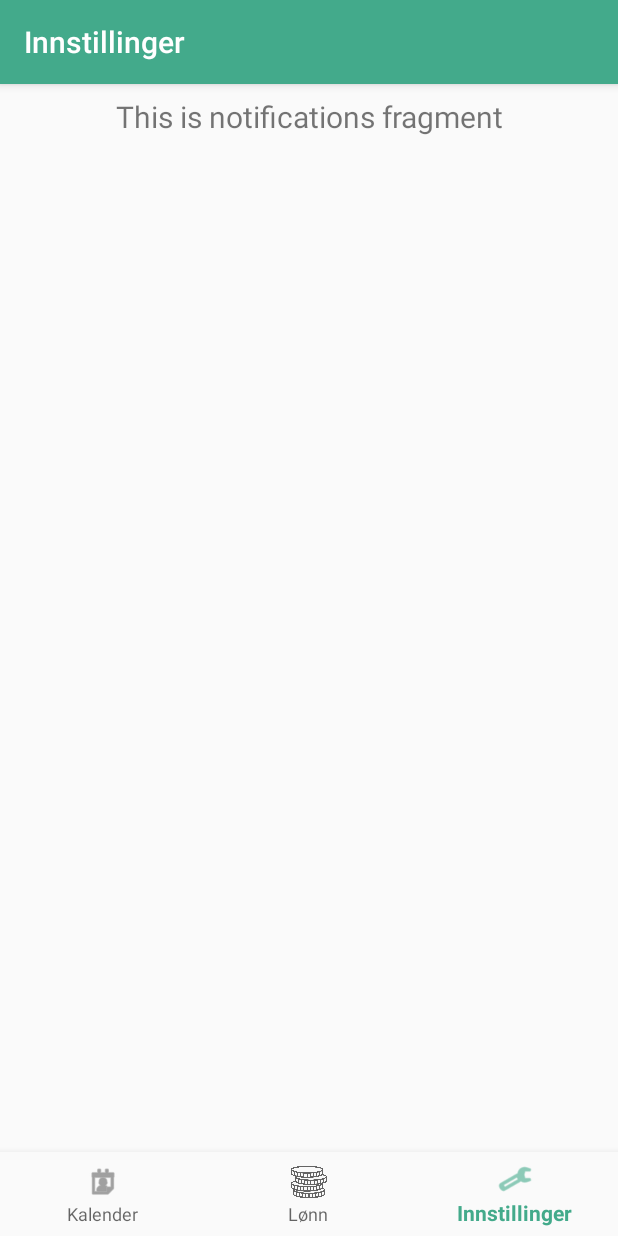
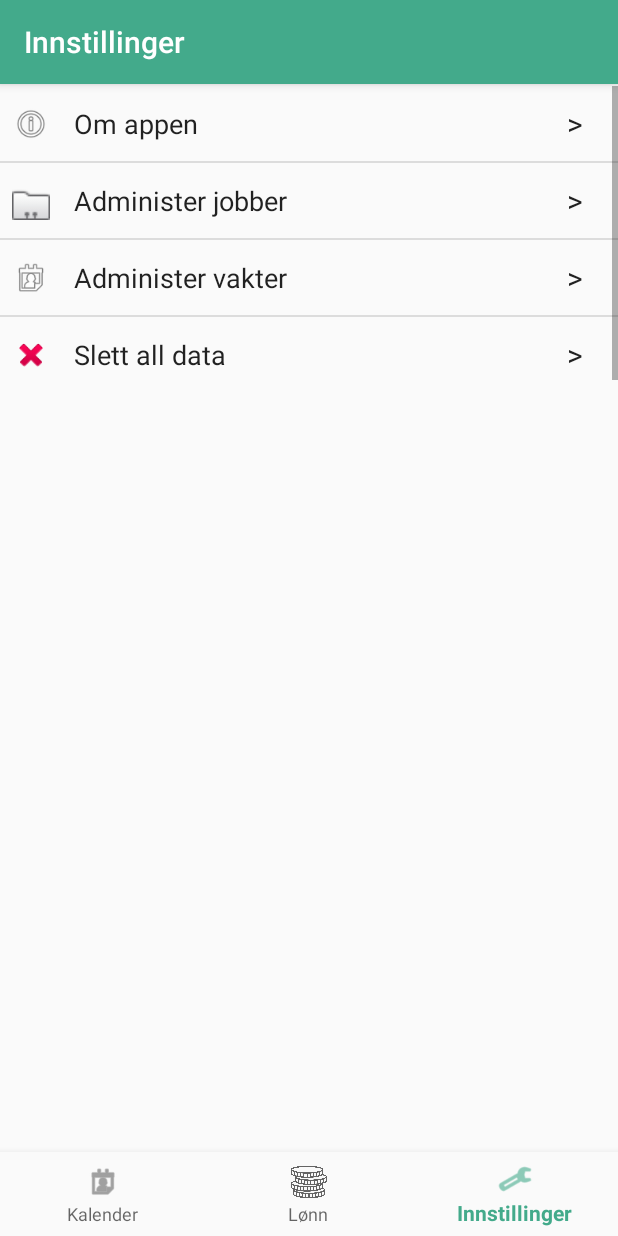
Before and after one commit to marcusbirkeland/terminus, an Android app: the screen it shows after launch (MainActivity), item 3 of the bottom bar chosen, on a phone screen of 412 x 824 dp. Run offline under Robolectric (Android 15) with nearby library versions, the phone set to English and light mode, and no system bars; our stand-ins replace navigation-ui; libraries missing offline, so code that uses them is left out: com.github.sundeepk.compactcalendarview, com.nostra13.universalimageloader; 8 statements that could not run were skipped.

Commit message:
Added settingslist in settings fragment. Made activity for viewing all saved events. Made function for deleting all of sharedprefs.

```diff
--- /dev/null
+++ b/app/src/main/java/com/example/jobbkalender/DataClasses/Setting.java
@@ -0,0 +1,27 @@
+package com.example.jobbkalender.DataClasses;
+
+public class Setting {
+    private String settingName;
+    private int settingImageResource;
+
+    public Setting(String settingName, int settingImageResource) {
+        this.settingName = settingName;
+        this.settingImageResource = settingImageResource;
+    }
+
+    public String getSettingName() {
+        return settingName;
+    }
+
+    public void setSettingName(String settingName) {
+        this.settingName = settingName;
+    }
+
+    public int getSettingImageResource() {
+        return settingImageResource;
+    }
+
+    public void setSettingImageResource(int settingImageResource) {
+        this.settingImageResource = settingImageResource;
+    }
+}
--- a/app/src/main/java/com/example/jobbkalender/EventListAdapter.java
+++ b/app/src/main/java/com/example/jobbkalender/EventListAdapter.java
@@ -40,9 +40,12 @@ import static com.example.jobbkalender.MainActivity.DELETE_EVENT;
 public class EventListAdapter extends ArrayAdapter<WorkdayEvent> {
 
     private Context mContext;
+    private final static int VIEW_DATE = 1;
+    private int viewMode;
     public EventListAdapter(@NonNull Context context, int resource, @NonNull List<WorkdayEvent> objects) {
         super(context, resource, objects);
         mContext = context;
+        viewMode = resource;
     }
 
     @SuppressLint("ViewHolder")
@@ -80,10 +83,18 @@ public class EventListAdapter extends ArrayAdapter<WorkdayEvent> {
         if(event.isNightShift()){
             textView2.setTextSize(TypedValue.COMPLEX_UNIT_SP, 11);
         }
+        if(viewMode != VIEW_DATE)
+            textView1.setText(jobName);
+        else{
 
-        textView1.setText(jobName);
+            LocalDate date = LocalDate.parse(event.getDate(),DateTimeFormatter.ofPattern("yyyy-MM-dd"));
+            String dateString = date.getDayOfMonth() + "." + date.getMonthValue() + "." + date.getYear();
+            textView1.setText(jobName + "\n" + dateString);
+        }
+
         textView2.setText(eventTimeSpan);
         textView3.setText(salary);
+
         ImageLoader imageLoader = ImageLoader.getInstance();
         int defaultImage = mContext.getResources().getIdentifier("@drawable/contacts",null,mContext.getPackageName());
         DisplayImageOptions options = new DisplayImageOptions.Builder().cacheInMemory(true)
--- /dev/null
+++ b/app/src/main/java/com/example/jobbkalender/SettingsAdapter.java
@@ -0,0 +1,41 @@
+package com.example.jobbkalender;
+
+import android.annotation.SuppressLint;
+import android.content.Context;
+import android.view.LayoutInflater;
+import android.view.View;
+import android.view.ViewGroup;
+import android.widget.ArrayAdapter;
+import android.widget.ImageView;
+import android.widget.TextView;
+
+import androidx.annotation.NonNull;
+import androidx.annotation.Nullable;
+
+import com.example.jobbkalender.DataClasses.Setting;
+
+import java.util.List;
+
+public class SettingsAdapter extends ArrayAdapter<Setting> {
+    private Context mContext;
+    private List<Setting> settings;
+    public SettingsAdapter(@NonNull Context context, int resource, @NonNull List<Setting> objects) {
+        super(context, resource, objects);
+        mContext = context;
+        settings = objects;
+    }
+
+    @SuppressLint("ViewHolder")
+    @NonNull
+    @Override
+    public View getView(int position, @Nullable View convertView, @NonNull ViewGroup parent) {
+
+        LayoutInflater inflater = LayoutInflater.from(mContext);
+        convertView = inflater.inflate(R.layout.settings_list_layout,parent,false);
+        TextView textView = convertView.findViewById(R.id.textViewSettingsList);
+        ImageView imageView = convertView.findViewById(R.id.imageViewSettingImage);
+        textView.setText(settings.get(position).getSettingName());
+        imageView.setImageResource(settings.get(position).getSettingImageResource());
+        return convertView;
+    }
+}
--- a/app/src/main/java/com/example/jobbkalender/ui/notifications/NotificationsFragment.java
+++ /dev/null
@@ -1,35 +0,0 @@
-package com.example.jobbkalender.ui.notifications;
-
-import android.os.Bundle;
-import android.view.LayoutInflater;
-import android.view.View;
-import android.view.ViewGroup;
-import android.widget.TextView;
-
-import androidx.annotation.Nullable;
-import androidx.annotation.NonNull;
-import androidx.fragment.app.Fragment;
-import androidx.lifecycle.Observer;
-import androidx.lifecycle.ViewModelProviders;
-
-import com.example.jobbkalender.R;
-
-public class NotificationsFragment extends Fragment {
-
-    private NotificationsViewModel notificationsViewModel;
-
-    public View onCreateView(@NonNull LayoutInflater inflater,
-                             ViewGroup container, Bundle savedInstanceState) {
-        notificationsViewModel =
-                ViewModelProviders.of(this).get(NotificationsViewModel.class);
-        View root = inflater.inflate(R.layout.fragment_notifications, container, false);
-        final TextView textView = root.findViewById(R.id.text_notifications);
-        notificationsViewModel.getText().observe(this, new Observer<String>() {
-            @Override
-            public void onChanged(@Nullable String s) {
-                textView.setText(s);
-            }
-        });
-        return root;
-    }
-}
--- /dev/null
+++ b/app/src/main/java/com/example/jobbkalender/ui/settings/SettingsFragment.java
@@ -0,0 +1,119 @@
+package com.example.jobbkalender.ui.settings;
+
+import android.app.AlertDialog;
+import android.app.Dialog;
+import android.content.DialogInterface;
+import android.content.Intent;
+import android.content.SharedPreferences;
+import android.os.Bundle;
+import android.util.Log;
+import android.view.LayoutInflater;
+import android.view.View;
+import android.view.ViewGroup;
+import android.widget.AdapterView;
+import android.widget.ArrayAdapter;
+import android.widget.ListView;
+import android.widget.TextView;
+
+import androidx.annotation.Nullable;
+import androidx.annotation.NonNull;
+import androidx.fragment.app.Fragment;
+import androidx.lifecycle.Observer;
+import androidx.lifecycle.ViewModelProviders;
+
+import com.example.jobbkalender.DataClasses.Setting;
+import com.example.jobbkalender.R;
+import com.example.jobbkalender.SettingsAdapter;
+import com.example.jobbkalender.ViewAllEventsActivity;
+
+import java.util.ArrayList;
+import java.util.List;
+import java.util.Set;
+
+import static android.content.Context.MODE_PRIVATE;
+
+public class SettingsFragment extends Fragment {
+
+    private SettingsViewModel settingsViewModel;
+    private List<Setting> settingsList= new ArrayList<>();
+
+    @Override
+    public void onViewCreated(@NonNull View view, @Nullable Bundle savedInstanceState) {
+        super.onViewCreated(view, savedInstanceState);
+        ListView listView = view.findViewById(R.id.listViewSettings);
+
+        Setting setting = new Setting("Om appen", android.R.drawable.ic_menu_info_details);
+        settingsList.add(setting);
+        setting = new Setting("Administer jobber", android.R.drawable.sym_contact_card);
+        settingsList.add(setting);
+        setting = new Setting("Administer vakter",android.R.drawable.ic_menu_my_calendar);
+        settingsList.add(setting);
+        setting = new Setting("Slett all data", android.R.drawable.ic_delete);
+        settingsList.add(setting);
+        SettingsAdapter settingsAdapter= new SettingsAdapter(getContext(),0,settingsList);
+        listView.setAdapter(settingsAdapter);
+        listView.setOnItemClickListener(new AdapterView.OnItemClickListener() {
+            @Override
+            public void onItemClick(AdapterView<?> parent, View view, int position, long id) {
+                switch (position){
+                    case 0:
+                        Log.d("Settings", "Showing about");
+                        break;
+                    case 1:
+                        Log.d("Settings","Showing administer jobs");
+                        break;
+                    case 2:
+                        Log.d("Settings", "Showing adminster events");
+                        Intent intent = new Intent(getActivity(), ViewAllEventsActivity.class);
+                        startActivity(intent);
+                        break;
+                    case 3:
+                        Log.d("Settings", "Showing delete data fragment");
+                        Dialog dialog = createDeleteDataAlert();
+                        dialog.show();
+                        break;
+
+                        default:
+                            Log.e("Settings","Clicked item out of range");
+                            break;
+                }
+            }
+        });
+    }
+
+    public View onCreateView(@NonNull LayoutInflater inflater,
+                             ViewGroup container, Bundle savedInstanceState) {
+        settingsViewModel =
+                ViewModelProviders.of(this).get(SettingsViewModel.class);
+        View root = inflater.inflate(R.layout.fragment_settings, container, false);
+        final TextView textView = root.findViewById(R.id.text_notifications);
+        settingsViewModel.getText().observe(this, new Observer<String>() {
+            @Override
+            public void onChanged(@Nullable String s) {
+                textView.setText(s);
+            }
+        });
+        return root;
+    }
+
+    private Dialog createDeleteDataAlert (){
+        AlertDialog.Builder builder = new AlertDialog.Builder(getActivity());
+        builder.setMessage(" Vil du virkelig slette alle jobber og vakter?")
+                .setPositiveButton("Ja, slett alt", new DialogInterface.OnClickListener() {
+                    public void onClick(DialogInterface dialog, int id) {
+                        // Sletter all brukerdata
+                        SharedPreferences pref = getActivity().getSharedPreferences("SHARED PREFERENCES", MODE_PRIVATE);
+                        SharedPreferences.Editor editor = pref.edit();
+                        editor.clear();
+                        editor.commit();
+                        //TODO slett alle bilder også
+                    }
+                })
+                .setNegativeButton("Avbryt", new DialogInterface.OnClickListener() {
+                    public void onClick(DialogInterface dialog, int id) {
+                        // Do nothing
+                    }
+                });
+        return builder.create();
+    }
+}
--- a/app/src/main/java/com/example/jobbkalender/ui/notifications/NotificationsViewModel.java
+++ b/app/src/main/java/com/example/jobbkalender/ui/settings/SettingsViewModel.java
@@ -1,14 +1,14 @@
-package com.example.jobbkalender.ui.notifications;
+package com.example.jobbkalender.ui.settings;
 
 import androidx.lifecycle.LiveData;
 import androidx.lifecycle.MutableLiveData;
 import androidx.lifecycle.ViewModel;
 
-public class NotificationsViewModel extends ViewModel {
+public class SettingsViewModel extends ViewModel {
 
     private MutableLiveData<String> mText;
 
-    public NotificationsViewModel() {
+    public SettingsViewModel() {
         mText = new MutableLiveData<>();
         mText.setValue("This is notifications fragment");
     }
--- a/app/src/main/res/layout/fragment_notifications.xml
+++ b/app/src/main/res/layout/fragment_settings.xml
@@ -1,6 +1,7 @@
 <?xml version="1.0" encoding="utf-8"?>
 <androidx.constraintlayout.widget.ConstraintLayout xmlns:android="http://schemas.android.com/apk/res/android"
     xmlns:app="http://schemas.android.com/apk/res-auto"
+    xmlns:tools="http://schemas.android.com/tools"
     android:layout_width="match_parent"
     android:layout_height="match_parent">
 
@@ -13,6 +14,17 @@
         android:layout_marginEnd="8dp"
         android:textAlignment="center"
         android:textSize="20sp"
+        android:visibility="gone"
+        app:layout_constraintEnd_toEndOf="parent"
+        app:layout_constraintStart_toStartOf="parent"
+        app:layout_constraintTop_toTopOf="parent"
+        tools:visibility="gone" />
+
+    <ListView
+        android:id="@+id/listViewSettings"
+        android:layout_width="match_parent"
+        android:layout_height="200dp"
+        android:layout_marginTop="1dp"
         app:layout_constraintEnd_toEndOf="parent"
         app:layout_constraintStart_toStartOf="parent"
         app:layout_constraintTop_toTopOf="parent" />
--- /dev/null
+++ b/app/src/main/res/layout/settings_list_layout.xml
@@ -0,0 +1,47 @@
+<?xml version="1.0" encoding="utf-8"?>
+<androidx.constraintlayout.widget.ConstraintLayout xmlns:android="http://schemas.android.com/apk/res/android"
+    xmlns:app="http://schemas.android.com/apk/res-auto"
+    xmlns:tools="http://schemas.android.com/tools"
+    android:layout_width="match_parent"
+    android:layout_height="50dp"
+    android:gravity="center_vertical"
+    android:orientation="horizontal"
+    android:weightSum="100">
+
+    <ImageView
+        android:id="@+id/imageViewSettingImage"
+        android:layout_width="25dp"
+        android:layout_height="25dp"
+        android:layout_marginStart="8dp"
+        android:src="@android:drawable/ic_menu_info_details"
+        app:layout_constraintBottom_toBottomOf="parent"
+        app:layout_constraintStart_toStartOf="parent"
+        app:layout_constraintTop_toTopOf="parent" />
+
+    <TextView
+        android:id="@+id/textViewSettingsList"
+        android:layout_width="wrap_content"
+        android:layout_height="wrap_content"
+        android:layout_marginStart="16dp"
+        android:layout_weight="90"
+        android:text="SETTING NAME"
+        android:textAppearance="@style/TextAppearance.AppCompat.Large"
+        android:textSize="18sp"
+        app:layout_constraintBottom_toBottomOf="parent"
+        app:layout_constraintStart_toEndOf="@+id/imageViewSettingImage"
+        app:layout_constraintTop_toTopOf="parent" />
+
+    <TextView
+        android:layout_width="10dp"
+        android:layout_height="wrap_content"
+        android:layout_marginEnd="24dp"
+        android:layout_weight="10"
+        android:gravity="center_vertical"
+        android:text=">"
+        android:textAppearance="@style/TextAppearance.AppCompat.Large"
+        android:textSize="20dp"
+        app:layout_constraintBottom_toBottomOf="parent"
+        app:layout_constraintEnd_toEndOf="parent"
+        app:layout_constraintTop_toTopOf="parent" />
+
+</androidx.constraintlayout.widget.ConstraintLayout>
--- a/app/src/main/res/navigation/mobile_navigation.xml
+++ b/app/src/main/res/navigation/mobile_navigation.xml
@@ -19,7 +19,7 @@
 
     <fragment
         android:id="@+id/navigation_notifications"
-        android:name="com.example.jobbkalender.ui.notifications.NotificationsFragment"
+        android:name="com.example.jobbkalender.ui.settings.SettingsFragment"
         android:label="@string/title_settings"
-        tools:layout="@layout/fragment_notifications" />
+        tools:layout="@layout/fragment_settings" />
 </navigation>
```
Also changed, not shown: app/src/main/AndroidManifest.xml (+28 -21 lines), app/src/main/java/com/example/jobbkalender/ViewAllEventsActivity.java (added, +88 -0 lines), app/src/main/res/layout/activity_view_all_events.xml (added, +31 -0 lines).
